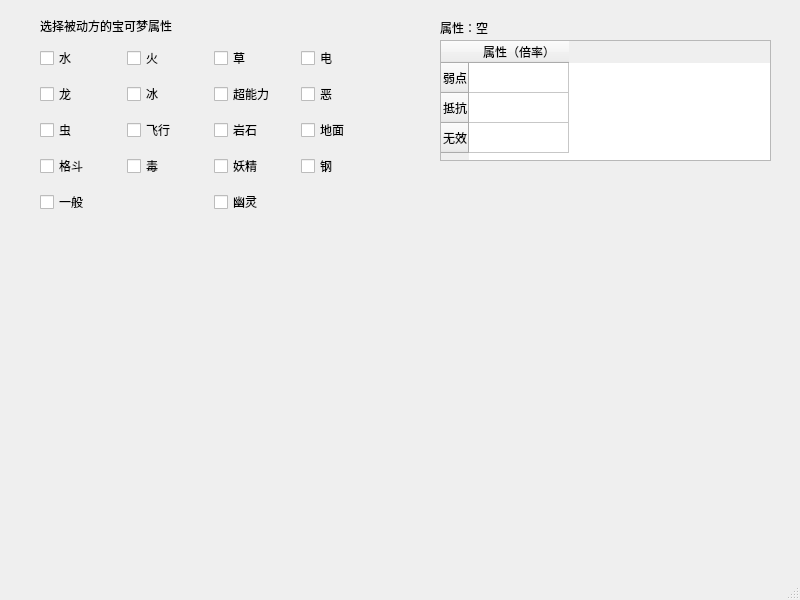
The window that mainwindow.ui (syriku/PokemonResistanceCalculator) describes before a commit, drawn with Qt 5.
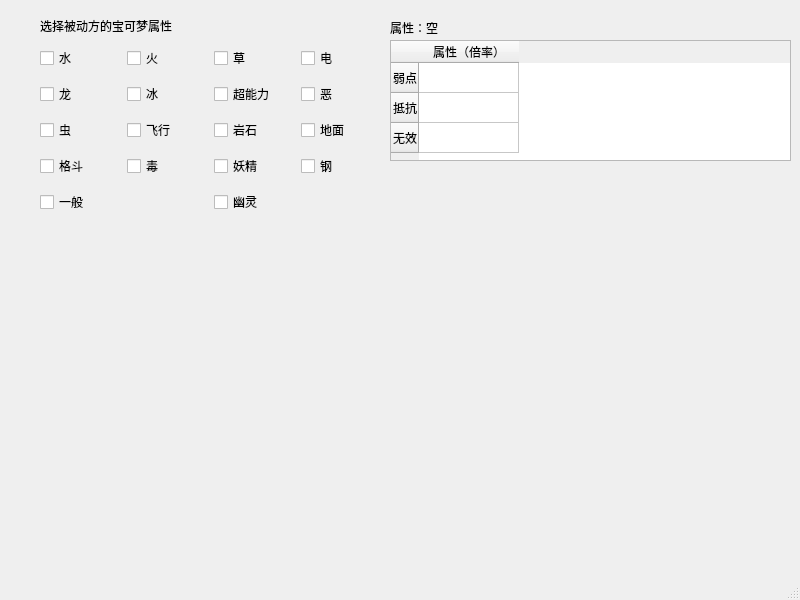
The same window after the commit.

Commit message: 属性名称改为中文，调整布局

```diff
--- a/mainwindow.ui
+++ b/mainwindow.ui
@@ -188,9 +188,9 @@
    <widget class="QTableWidget" name="t_resistance">
     <property name="geometry">
      <rect>
-      <x>440</x>
+      <x>390</x>
       <y>40</y>
-      <width>331</width>
+      <width>401</width>
       <height>121</height>
      </rect>
     </property>
@@ -218,7 +218,7 @@
    <widget class="QLabel" name="lb_type">
     <property name="geometry">
      <rect>
-      <x>440</x>
+      <x>390</x>
       <y>20</y>
       <width>331</width>
       <height>16</height>
```
The commit also changes 1 other file.
